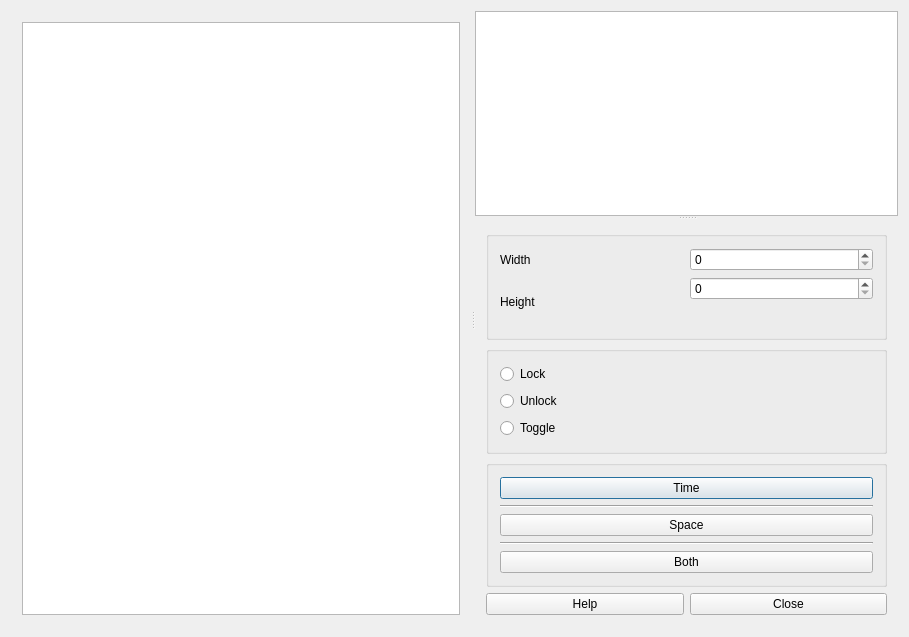
Qt form src/interface/timetableviewstudentstimehorizontalform_template.ui (rodolforg/fet) before a commit.
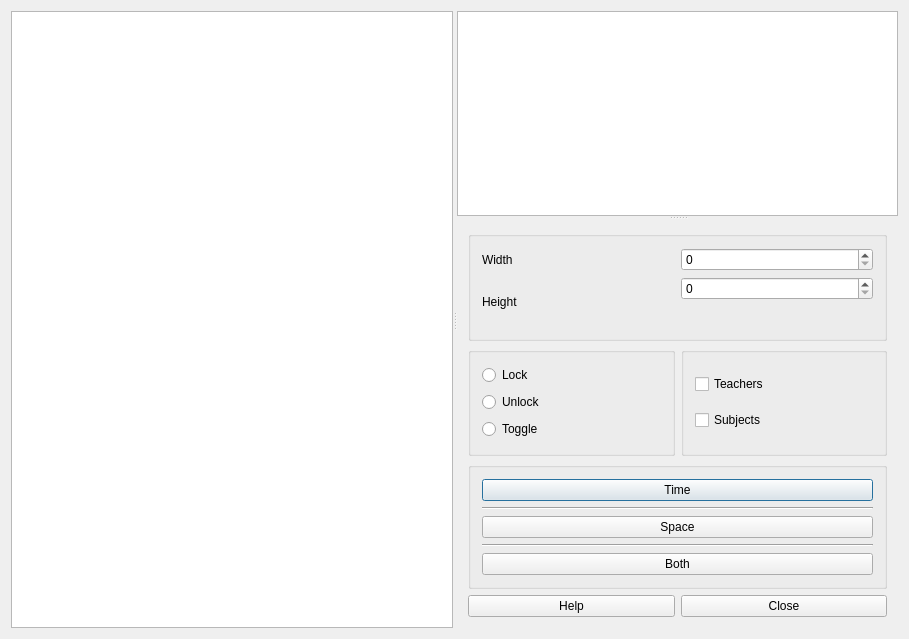
The same form after that commit.

Commit message: add selection of info to show in time-horizontal timetable

Diff of the .ui file:
```diff
--- a/src/interface/timetableviewstudentstimehorizontalform_template.ui
+++ b/src/interface/timetableviewstudentstimehorizontalform_template.ui
@@ -7,32 +7,26 @@
     <x>0</x>
     <y>0</y>
     <width>909</width>
-    <height>637</height>
+    <height>639</height>
    </rect>
   </property>
   <property name="windowTitle">
    <string extracomment="Title of dialog to view the students timetable">View students time horizontal timetable</string>
   </property>
-  <layout class="QGridLayout" name="gridLayout_2">
+  <layout class="QGridLayout" name="gridLayout_3">
    <item row="0" column="0">
     <widget class="QSplitter" name="horizontalSplitter">
      <property name="orientation">
       <enum>Qt::Horizontal</enum>
      </property>
-     <widget class="QWidget" name="layoutWidget2">
-      <layout class="QVBoxLayout" name="verticalLayout">
-       <item>
         <widget class="QTableWidget" name="studentsTimetableTable"/>
-       </item>
-      </layout>
-     </widget>
      <widget class="QSplitter" name="verticalSplitter">
       <property name="orientation">
        <enum>Qt::Vertical</enum>
       </property>
       <widget class="QPlainTextEdit" name="detailsTextEdit"/>
       <widget class="QWidget" name="layoutWidget">
-       <layout class="QVBoxLayout" name="verticalLayout_2">
+       <layout class="QVBoxLayout" name="verticalLayout">
         <item>
          <widget class="QGroupBox" name="groupBox_3">
           <property name="title">
@@ -63,6 +57,8 @@
          </widget>
         </item>
         <item>
+         <layout class="QHBoxLayout" name="horizontalLayout">
+          <item>
          <widget class="QGroupBox" name="groupBox_2">
           <property name="title">
            <string/>
@@ -91,6 +87,31 @@
            </item>
           </layout>
          </widget>
+          </item>
+          <item>
+           <widget class="QGroupBox" name="groupBox_4">
+            <property name="title">
+             <string/>
+            </property>
+            <layout class="QGridLayout" name="gridLayout_2">
+             <item row="1" column="0">
+              <widget class="QCheckBox" name="teachersCheckBox">
+               <property name="text">
+                <string>Teachers</string>
+               </property>
+              </widget>
+             </item>
+             <item row="2" column="0">
+              <widget class="QCheckBox" name="subjectsCheckBox">
+               <property name="text">
+                <string>Subjects</string>
+               </property>
+              </widget>
+             </item>
+            </layout>
+           </widget>
+          </item>
+         </layout>
         </item>
         <item>
          <widget class="QGroupBox" name="groupBox">
```
Lines whose indentation alone changed are shown as unchanged. The commit also changes 3 other files.
